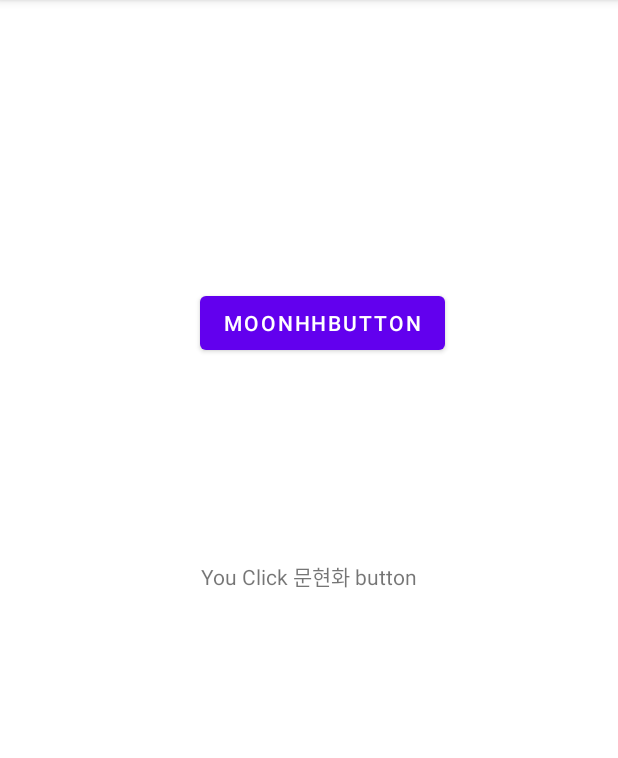
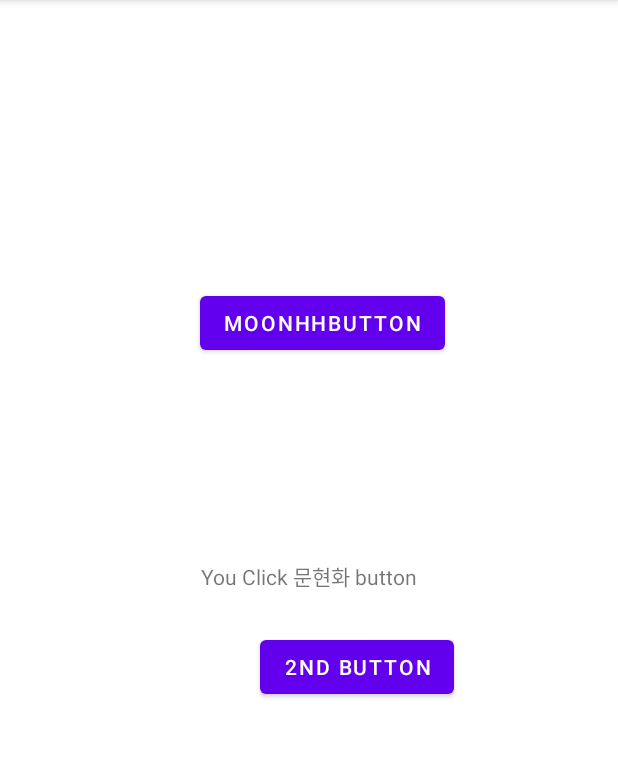
Before and after one commit to moonssang/ButtonWiInnerClass, an Android app: the screen it shows after launch (MainActivity), after a tap on "MOONHHBUTTON", on a phone screen of 412 x 824 dp, the part 84-842 px from its top. Run offline under Robolectric (Android 15) with nearby library versions, the phone set to English and light mode, and no system bars.

Commit message:
added 2nd button with new inner class

```diff
--- a/app/src/main/java/com/smuexample/buttonwiinnerclass/MainActivity.java
+++ b/app/src/main/java/com/smuexample/buttonwiinnerclass/MainActivity.java
@@ -3,11 +3,12 @@ package com.smuexample.buttonwiinnerclass;
 import androidx.appcompat.app.AppCompatActivity;
 
 import android.os.Bundle;
+import android.view.View;
 import android.widget.Button;
 import android.widget.TextView;
 
 public class MainActivity extends AppCompatActivity {
-    Button mButton1;
+    Button mButton1, mButton2;
     TextView mTextview1;
 
     @Override
@@ -16,8 +17,26 @@ public class MainActivity extends AppCompatActivity {
         setContentView(R.layout.activity_main);
 
         mButton1 = findViewById(R.id.button1);
+        mButton2 = findViewById(R.id.button2);
         mTextview1 = findViewById(R.id.textView1);
 
-        mButton1.setOnClickListener(new MyOnClickListener(this));
+        mButton1.setOnClickListener(new MyOnClickListener());
+        mButton2.setOnClickListener(new MyOnClickListener2());
+
+    }
+
+    class MyOnClickListener implements View.OnClickListener {
+        @Override
+        public void onClick(View v){
+            mTextview1.setText("You Click 문현화 button");
+
+        }
+    }
+
+    private class MyOnClickListener2 implements View.OnClickListener {
+        @Override
+        public void onClick(View view) {
+            mTextview1.setText("You Click my 2nd button!!");
+        }
     }
 }
--- a/app/src/main/java/com/smuexample/buttonwiinnerclass/MyOnClickListener.java
+++ /dev/null
@@ -1,16 +0,0 @@
-package com.smuexample.buttonwiinnerclass;
-
-import android.view.View;
-
-public class MyOnClickListener implements View.OnClickListener {
-    MainActivity mainActivity;
-    public MyOnClickListener(MainActivity mainActivity) {
-        this.mainActivity = mainActivity;
-    }
-
-    @Override
-    public void onClick(View v){
-        mainActivity.mTextview1.setText("You Click 문현화 button");
-
-    }
-}
--- a/app/src/main/res/layout/activity_main.xml
+++ b/app/src/main/res/layout/activity_main.xml
@@ -26,4 +26,14 @@
         app:layout_constraintEnd_toEndOf="parent"
         app:layout_constraintTop_toTopOf="parent" />
 
+    <Button
+        android:id="@+id/button2"
+        android:layout_width="wrap_content"
+        android:layout_height="wrap_content"
+        android:layout_marginStart="39dp"
+        android:layout_marginTop="26dp"
+        android:text="2nd Button"
+        app:layout_constraintStart_toStartOf="@+id/textView1"
+        app:layout_constraintTop_toBottomOf="@+id/textView1" />
+
 </androidx.constraintlayout.widget.ConstraintLayout>
```
